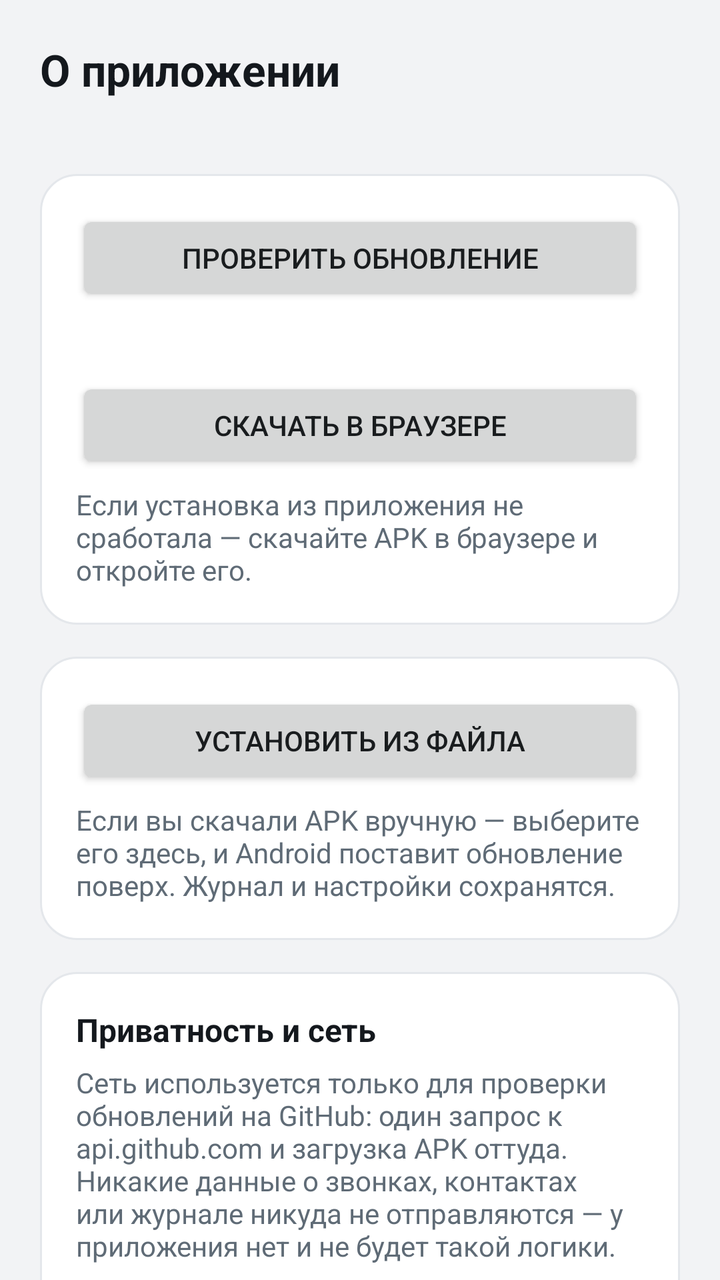
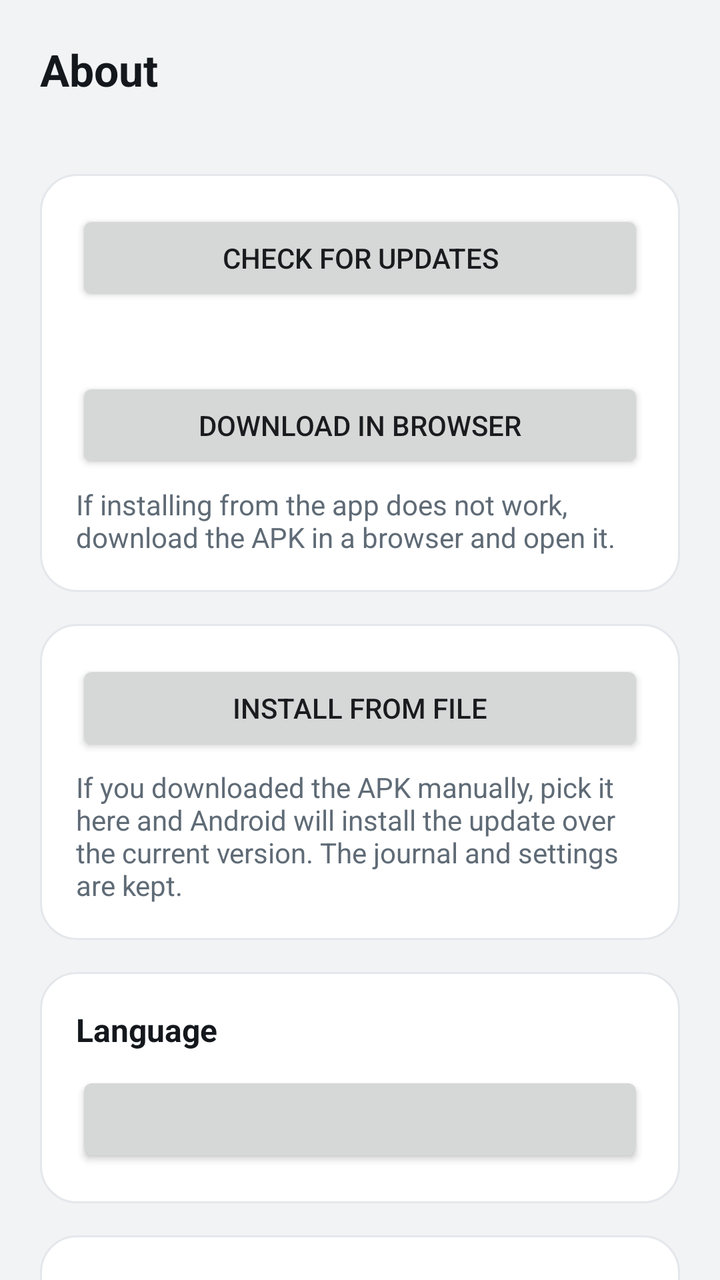

Before-and-after screenshots of an Android layout around one commit, followed by the original layout XML and the change that was made.
<!-- AndroidManifest.xml: application theme Theme.CallGuard -->
<!-- res/layout/activity_about.xml -->
<?xml version="1.0" encoding="utf-8"?>
<ScrollView xmlns:android="http://schemas.android.com/apk/res/android"
    android:layout_width="match_parent"
    android:layout_height="match_parent"
    android:background="@color/screen_bg"
    android:fillViewport="true"
    android:scrollbars="none">

    <LinearLayout
        android:layout_width="match_parent"
        android:layout_height="wrap_content"
        android:orientation="vertical"
        android:paddingStart="20dp"
        android:paddingTop="20dp"
        android:paddingEnd="20dp"
        android:paddingBottom="24dp">

        <TextView
            android:layout_width="match_parent"
            android:layout_height="wrap_content"
            android:text="@string/about_title"
            android:textColor="@color/text_primary"
            android:textSize="22sp"
            android:textStyle="bold" />

        <TextView
            android:id="@+id/textVersion"
            android:layout_width="match_parent"
            android:layout_height="wrap_content"
            android:layout_marginTop="4dp"
            android:textColor="@color/text_secondary"
            android:textSize="13sp" />

        <LinearLayout style="@style/Card">

            <Button
                android:id="@+id/buttonCheck"
                android:layout_width="match_parent"
                android:layout_height="wrap_content"
                android:text="@string/about_check" />

            <TextView
                android:id="@+id/textUpdateStatus"
                android:layout_width="match_parent"
                android:layout_height="wrap_content"
                android:layout_marginTop="8dp"
                android:textColor="@color/text_secondary"
                android:textSize="13sp" />

            <Button
                android:id="@+id/buttonBrowser"
                android:layout_width="match_parent"
                android:layout_height="wrap_content"
                android:layout_marginTop="10dp"
                android:text="@string/about_download_browser" />

            <TextView
                style="@style/BodyText"
                android:text="@string/about_browser_hint" />
        </LinearLayout>

        <LinearLayout style="@style/Card">

            <Button
                android:id="@+id/buttonInstallFile"
                android:layout_width="match_parent"
                android:layout_height="wrap_content"
                android:text="@string/about_install_file" />

            <TextView
                style="@style/BodyText"
                android:text="@string/about_install_file_hint" />
        </LinearLayout>

        <LinearLayout
            android:id="@+id/cardSupport"
            style="@style/Card"
            android:visibility="gone">

            <TextView
                style="@style/SectionTitle"
                android:text="@string/about_support_title" />

            <Button
                android:id="@+id/buttonSupport"
                android:layout_width="match_parent"
                android:layout_height="wrap_content"
                android:layout_marginTop="10dp"
                android:text="@string/about_support" />

            <Button
                android:id="@+id/buttonProject"
                android:layout_width="match_parent"
                android:layout_height="wrap_content"
                android:layout_marginTop="8dp"
                android:text="@string/about_project" />
        </LinearLayout>

        <LinearLayout style="@style/Card">

            <TextView
                style="@style/SectionTitle"
                android:text="@string/about_privacy_title" />

            <TextView
                style="@style/BodyText"
                android:text="@string/about_privacy" />
        </LinearLayout>

    </LinearLayout>
</ScrollView>
<!-- resources referenced by this layout -->
<resources>
  <color name="screen_bg">#F2F3F5</color>
  <color name="text_primary">#14181D</color>
  <color name="text_secondary">#5F6B76</color>
  <string name="about_browser_hint">Если установка из приложения не сработала — скачайте APK в браузере и откройте его.</string>
  <string name="about_check">Проверить обновление</string>
  <string name="about_download_browser">Скачать в браузере</string>
  <string name="about_install_file">Установить из файла</string>
  <string name="about_install_file_hint">Если вы скачали APK вручную — выберите его здесь, и Android поставит обновление поверх. Журнал и настройки сохранятся.</string>
  <string name="about_privacy">Сеть используется только для проверки обновлений на GitHub: один запрос к api.github.com и загрузка APK оттуда. Никакие данные о звонках, контактах или журнале никуда не отправляются — у приложения нет и не будет такой логики.\n\nЖурнал, белый список и настройки хранятся только на телефоне.</string>
  <string name="about_privacy_title">Приватность и сеть</string>
  <string name="about_project">Страница проекта</string>
  <string name="about_support">Поддержать автора</string>
  <string name="about_support_title">Поддержать</string>
  <string name="about_title">О приложении</string>
  <style name="BodyText">
          <item name="android:layout_width">match_parent</item>
          <item name="android:layout_height">wrap_content</item>
          <item name="android:textColor">@color/text_secondary</item>
          <item name="android:textSize">14sp</item>
          <item name="android:layout_marginTop">6dp</item>
      </style>
  <style name="Card">
          <item name="android:layout_width">match_parent</item>
          <item name="android:layout_height">wrap_content</item>
          <item name="android:orientation">vertical</item>
          <item name="android:background">@drawable/bg_card</item>
          <item name="android:padding">18dp</item>
          <item name="android:layout_marginTop">16dp</item>
      </style>
  <style name="SectionTitle">
          <item name="android:layout_width">match_parent</item>
          <item name="android:layout_height">wrap_content</item>
          <item name="android:textColor">@color/text_primary</item>
          <item name="android:textSize">16sp</item>
          <item name="android:textStyle">bold</item>
      </style>
  <style name="Theme.CallGuard" parent="android:Theme.DeviceDefault.Light.NoActionBar">
          <item name="android:windowBackground">@color/screen_bg</item>
          <item name="android:statusBarColor">@color/screen_bg</item>
          <item name="android:navigationBarColor">@color/screen_bg</item>
          <item name="android:windowLightStatusBar">true</item>
          <item name="android:colorAccent">@color/accent</item>
          <item name="android:colorEdgeEffect">@color/accent</item>
      </style>
  <!-- drawable bg_card (drawable) -->
  <?xml version="1.0" encoding="utf-8"?>
  <shape xmlns:android="http://schemas.android.com/apk/res/android"
      android:shape="rectangle">
      <solid android:color="@color/card_bg" />
      <corners android:radius="18dp" />
      <stroke
          android:width="1dp"
          android:color="@color/card_stroke" />
  </shape>
  <color name="accent">#0B57D0</color>
  <color name="card_bg">#FFFFFF</color>
  <color name="card_stroke">#E4E7EB</color>
</resources>

<!-- the commit's change to res/layout/activity_about.xml (unified diff, before → after) -->
@@ -72,6 +72,19 @@
                 android:text="@string/about_install_file_hint" />
         </LinearLayout>
 
+        <LinearLayout style="@style/Card">
+
+            <TextView
+                style="@style/SectionTitle"
+                android:text="@string/language_title" />
+
+            <Button
+                android:id="@+id/buttonLanguage"
+                android:layout_width="match_parent"
+                android:layout_height="wrap_content"
+                android:layout_marginTop="10dp" />
+        </LinearLayout>
+
         <LinearLayout
             android:id="@+id/cardSupport"
             style="@style/Card"
<!-- resource entries referenced after the edit -->
@@ -3,17 +3,18 @@
   <color name="screen_bg">#F2F3F5</color>
   <color name="text_primary">#14181D</color>
   <color name="text_secondary">#5F6B76</color>
-  <string name="about_browser_hint">Если установка из приложения не сработала — скачайте APK в браузере и откройте его.</string>
-  <string name="about_check">Проверить обновление</string>
-  <string name="about_download_browser">Скачать в браузере</string>
-  <string name="about_install_file">Установить из файла</string>
-  <string name="about_install_file_hint">Если вы скачали APK вручную — выберите его здесь, и Android поставит обновление поверх. Журнал и настройки сохранятся.</string>
-  <string name="about_privacy">Сеть используется только для проверки обновлений на GitHub: один запрос к api.github.com и загрузка APK оттуда. Никакие данные о звонках, контактах или журнале никуда не отправляются — у приложения нет и не будет такой логики.\n\nЖурнал, белый список и настройки хранятся только на телефоне.</string>
-  <string name="about_privacy_title">Приватность и сеть</string>
-  <string name="about_project">Страница проекта</string>
-  <string name="about_support">Поддержать автора</string>
-  <string name="about_support_title">Поддержать</string>
-  <string name="about_title">О приложении</string>
+  <string name="about_browser_hint">If installing from the app does not work, download the APK in a browser and open it.</string>
+  <string name="about_check">Check for updates</string>
+  <string name="about_download_browser">Download in browser</string>
+  <string name="about_install_file">Install from file</string>
+  <string name="about_install_file_hint">If you downloaded the APK manually, pick it here and Android will install the update over the current version. The journal and settings are kept.</string>
+  <string name="about_privacy">The network is used for one thing only: checking updates on GitHub — one request to api.github.com and the APK download from there. No data about calls, contacts or the journal is ever sent; the app has no such logic.\n\nThe journal, allow list and settings stay on your phone.</string>
+  <string name="about_privacy_title">Privacy and network</string>
+  <string name="about_project">Project page</string>
+  <string name="about_support">Support the author</string>
+  <string name="about_support_title">Support</string>
+  <string name="about_title">About</string>
+  <string name="language_title">Language</string>
   <style name="BodyText">
           <item name="android:layout_width">match_parent</item>
           <item name="android:layout_height">wrap_content</item>
